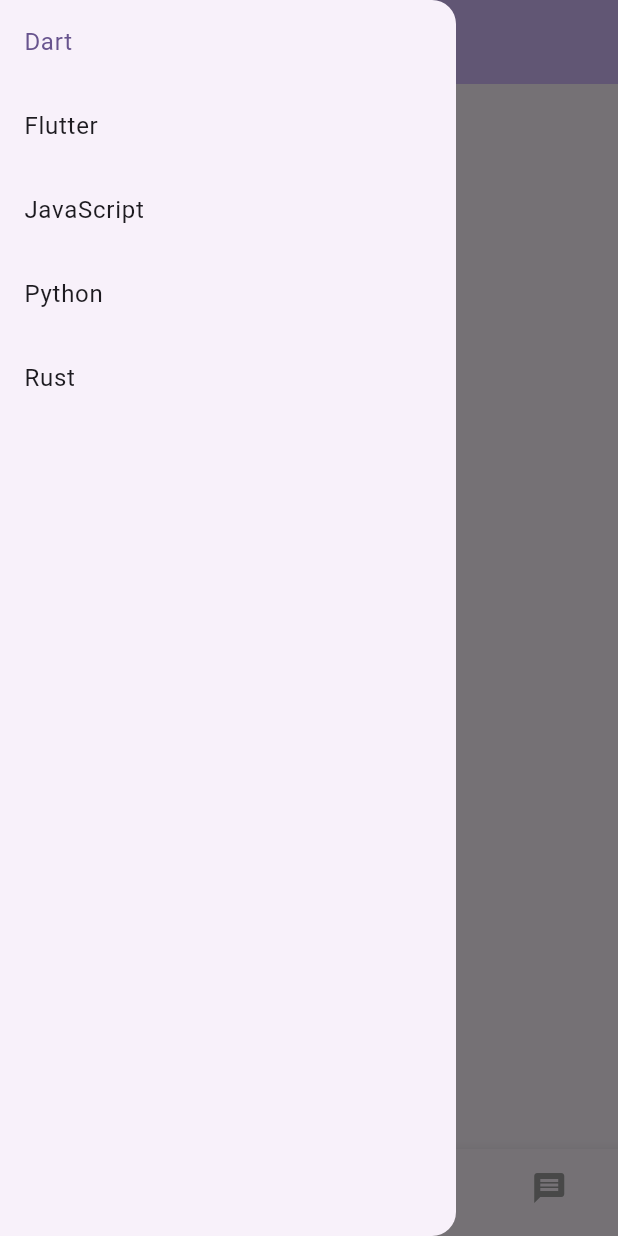
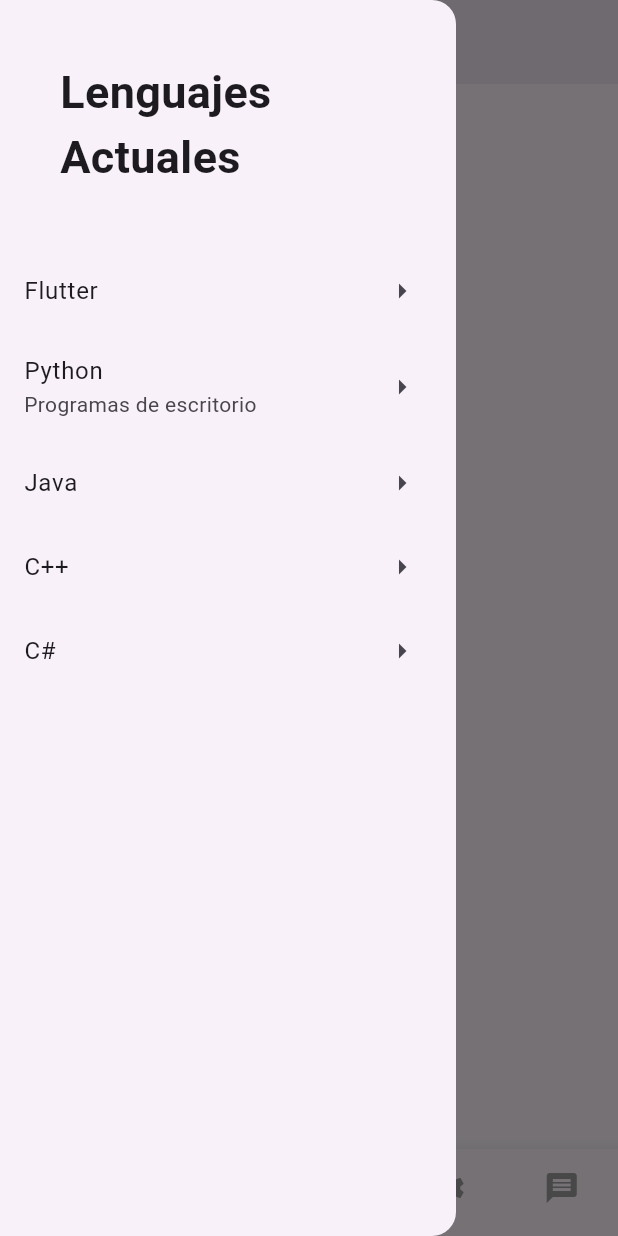
Before and after one commit to gabrielborja1421/codeCenter1, a Flutter app: the screen it shows after launch, with the side drawer open, on a phone screen of 412 x 824 dp. Run offline on Flutter 3.47's test engine with Material 3 defaults, Android fonts, the phone set to English and light mode, and no system bars; Roboto replaces fonts that are missing (Whisper).

Commit message:
version avance

```diff
--- a/lib/main.dart
+++ b/lib/main.dart
@@ -1,3 +1,4 @@
+import 'package:codecenter/pages/flutter_doc.dart';
 import 'package:flutter/material.dart';
 
 void main() {
@@ -5,14 +6,14 @@ void main() {
 }
 
 class MyApp extends StatelessWidget {
-  const MyApp({Key? key}) : super(key: key);
+  const MyApp({super.key});
 
   @override
   Widget build(BuildContext context) {
     return MaterialApp(
       title: 'CodeCenter',
       theme: ThemeData(
-        colorScheme: ColorScheme.fromSeed(seedColor: Colors.deepPurple),
+        colorScheme: ColorScheme.fromSeed(seedColor: Color.fromARGB(255, 103, 58, 183)),
         useMaterial3: true,
       ),
       home: const MyHomePage(title: 'CodeCenter'),
@@ -21,120 +22,18 @@ class MyApp extends StatelessWidget {
 }
 
 class MyHomePage extends StatefulWidget {
-  const MyHomePage({Key? key, required this.title}) : super(key: key);
+  const MyHomePage({super.key, required this.title});
   final String title;
 
   @override
   State<MyHomePage> createState() => _MyHomePageState();
 }
 
-class UsuarioView extends StatelessWidget {
+class _MyHomePageState extends State<MyHomePage> {
   @override
   Widget build(BuildContext context) {
-    return Center(child: Text('Vista de Usuario', style: Theme.of(context).textTheme.headline6));
+    return const FlutterDoc(home: Center(
+      child: Text('Bienvenido'),
+    ),);
   }
 }
-
-class NovedadesView extends StatelessWidget {
-  @override
-  Widget build(BuildContext context) {
-    return Center(child: Text('Vista de Novedades', style: Theme.of(context).textTheme.headline6));
-  }
-}
-
-class ConfiguracionView extends StatelessWidget {
-  @override
-  Widget build(BuildContext context) {
-    return Center(child: Text('Vista de Configuración', style: Theme.of(context).textTheme.headline6));
-  }
-}
-
-class MensajesView extends StatelessWidget {
-  @override
-  Widget build(BuildContext context) {
-    return Center(child: Text('Vista de Mensajes', style: Theme.of(context).textTheme.headline6));
-  }
-}
-
-class _MyHomePageState extends State<MyHomePage> {
-  int _selectedItemIndex = 0;
-  int _selectedIndex = 0; // Index para BottomNavigationBar
-
-  final Map<String, String> _items = {
-    'Dart': 'Dart es un lenguaje de programación optimizado para aplicaciones en múltiples plataformas. Es desarrollado por Google y es el lenguaje detrás de Flutter.',
-    'Flutter': 'Flutter es un SDK de código abierto de Google para la creación de interfaces de usuario de alta calidad para móviles, web y escritorio a partir de una base de código única.',
-    'JavaScript': 'JavaScript es un lenguaje de programación de alto nivel, interpretado y orientado a objetos, conocido por su uso en desarrollo web.',
-    'Python': 'Python es un lenguaje de programación de alto nivel, interpretado, de propósito general y con una filosofía de diseño que enfatiza la legibilidad del código.',
-    'Rust': 'Rust es un lenguaje de programación compilado, de propósito general, desarrollado por Mozilla. Está diseñado para ser seguro, concurrente y práctico.',
-    // Agrega más elementos según sea necesario
-  };
-
-  void _onSelectItem(int index) {
-    setState(() {
-      _selectedItemIndex = index;
-    });
-    Navigator.of(context).pop(); // Cierra el drawer
-  }
-
-  void _onItemTapped(int index) {
-    setState(() {
-      _selectedIndex = index;
-    });
-  }
-
-  @override
-  Widget build(BuildContext context) {
-    final List<Widget> _widgetOptions = [
-      UsuarioView(),
-      NovedadesView(),
-      ConfiguracionView(),
-      MensajesView(),
-    ];
-
-    return Scaffold(
-      appBar: AppBar(
-        title: Text(widget.title),
-        backgroundColor: Theme.of(context).colorScheme.inversePrimary,
-      ),
-      drawer: Drawer(
-        child: ListView.builder(
-          itemCount: _items.length,
-          itemBuilder: (context, index) {
-            String key = _items.keys.elementAt(index);
-            return ListTile(
-              title: Text(key),
-              selected: index == _selectedItemIndex,
-              onTap: () => _onSelectItem(index),
-            );
-          },
-        ),
-      ),
-      body: _widgetOptions.elementAt(_selectedIndex),
-      bottomNavigationBar: BottomNavigationBar(
-        items: const <BottomNavigationBarItem>[
-          BottomNavigationBarItem(
-            icon: Icon(Icons.person),
-            label: 'Usuario',
-          ),
-          BottomNavigationBarItem(
-            icon: Icon(Icons.new_releases),
-            label: 'Novedades',
-          ),
-          BottomNavigationBarItem(
-            icon: Icon(Icons.settings),
-            label: 'Configuración',
-          ),
-          BottomNavigationBarItem(
-            icon: Icon(Icons.message),
-            label: 'Mensajes',
-          ),
-        ],
-        currentIndex: _selectedIndex,
-        selectedItemColor: Colors.purpleAccent,
-        unselectedItemColor: Colors.grey,
-        backgroundColor: Colors.deepPurple,
-        onTap: _onItemTapped,
-      ),
-    );
-  }
-}
--- /dev/null
+++ b/lib/pages/flutter_doc.dart
@@ -0,0 +1,98 @@
+import 'package:codecenter/pages/configuracion_page.dart';
+import 'package:codecenter/pages/mensajes_page.dart';
+import 'package:codecenter/pages/novedades_page.dart';
+import 'package:codecenter/pages/perfil_page.dart';
+import 'package:codecenter/widget/drawer_custom.dart';
+import 'package:flutter/material.dart';
+
+class FlutterDoc extends StatefulWidget {
+  const FlutterDoc({
+    super.key,
+    required this.home,
+  });
+  final Widget home;
+
+  @override
+  State<FlutterDoc> createState() => _FlutterDocState();
+}
+
+class _FlutterDocState extends State<FlutterDoc> {
+  int indexPage = 0;
+  String titleAppBar = "Documentacion";
+  List<Widget> listWidget = [
+    const Center(),
+    const PerfilView(),
+    NovedadesView(),
+    const ConfiguracionView(),
+    const MensajesView(),
+  ];
+  @override
+  Widget build(BuildContext context) {
+    void onItemTapped(int index) {
+      String? titleTemp;
+      switch (index) {
+        case 0:
+          titleTemp = "Doc";
+          break;
+        case 1:
+          titleTemp = "Perfil";
+        case 2:
+          titleTemp = "Novedades";
+        case 3:
+          titleTemp = "Configuracion";
+        case 4:
+          titleTemp = "Mensajes";
+        default:
+          titleTemp = "ERROR";
+      }
+      setState(() {
+        titleAppBar = titleTemp!;
+        indexPage = index;
+      });
+    }
+
+    return Scaffold(
+      appBar: AppBar(
+        title: Text(titleAppBar),
+        automaticallyImplyLeading: true,
+        elevation: 5,
+      ),
+      drawer: const DrawerCustom(),
+      body: indexPage == 0
+          ? widget.home
+          : IndexedStack(
+              index: indexPage,
+              children: listWidget,
+            ),
+      bottomNavigationBar: BottomNavigationBar(
+        items: const <BottomNavigationBarItem>[
+          BottomNavigationBarItem(
+            icon: Icon(Icons.home),
+            label: 'Home',
+          ),
+          BottomNavigationBarItem(
+            icon: Icon(Icons.person),
+            label: 'Usuario',
+          ),
+          BottomNavigationBarItem(
+            icon: Icon(Icons.new_releases),
+            label: 'Novedades',
+          ),
+          BottomNavigationBarItem(
+            icon: Icon(Icons.settings),
+            label: 'Configuración',
+          ),
+          BottomNavigationBarItem(
+            icon: Icon(Icons.message),
+            label: 'Mensajes',
+          ),
+        ],
+        currentIndex: indexPage,
+        selectedItemColor: Colors.purpleAccent,
+        unselectedItemColor: Colors.grey,
+        backgroundColor: Colors.deepPurple,
+        onTap: onItemTapped,
+      ),
+    );
+  }
+}
--- /dev/null
+++ b/lib/widget/drawer_custom.dart
@@ -0,0 +1,128 @@
+import 'package:codecenter/articulos/flutter_class.dart';
+import 'package:codecenter/pages/flutter_doc.dart';
+import 'package:flutter/material.dart';
+
+class DrawerCustom extends StatelessWidget {
+  const DrawerCustom({super.key});
+
+  @override
+  Widget build(BuildContext context) {
+    return Drawer(
+      child: Column(
+        children: [
+          Container(
+            padding: const EdgeInsets.all(40.0),
+            child: const Text(
+              "Lenguajes Actuales",
+              style: TextStyle(
+                  fontSize: 30,
+                  fontFamily: 'Whisper',
+                  fontWeight: FontWeight.bold),
+            ),
+          ),
+          optionCardsDrawer(
+            context: context,
+            title: 'Flutter',
+            onTap: () {
+              Navigator.push(
+                context,
+                MaterialPageRoute(
+                  builder: (context) => const FlutterDoc(
+                    home: FlutterClass(),
+                  ),
+                ),
+              );
+            },
+          ),
+          optionCardsDrawer(
+            context: context,
+            title: 'Python',
+            subttitle: 'Programas de escritorio',
+            onTap: () {
+              Navigator.push(
+                context,
+                MaterialPageRoute(
+                  builder: (context) => const FlutterDoc(
+                    home: Center(
+                      child: Text('Hola, soy la pagina de Python'),
+                    ),
+                  ),
+                ),
+              );
+            },
+          ),
+          optionCardsDrawer(
+            context: context,
+            title: 'Java',
+            onTap: () {
+              Navigator.push(
+                context,
+                MaterialPageRoute(
+                  builder: (context) => const FlutterDoc(
+                    home: Center(
+                      child: Text('Hola, soy la pagina de Java'),
+                    ),
+                  ),
+                ),
+              );
+            },
+          ),
+          optionCardsDrawer(
+            context: context,
+            title: 'C++',
+            onTap: () {
+              Navigator.push(
+                  context,
+                  MaterialPageRoute(
+                    builder: (context) => FlutterDoc(
+                      home: ListView(children: [
+                        Container(
+                          padding: const EdgeInsets.all(5.0),
+                          child: Image.network(
+                              "https://www.mashfrog.com/sites/default/files/2023-02/1920x1080_cover_B%20%281%29.png"),
+                        ),
+                      ]),
+                    ),
+                  ));
+            },
+          ),
+          optionCardsDrawer(
+            context: context,
+            title: 'C#',
+            onTap: () {
+              Navigator.push(
+                  context,
+                  MaterialPageRoute(
+                    builder: (context) => FlutterDoc(
+                      home: ListView(children: [
+                        Container(
+                          padding: const EdgeInsets.all(5.0),
+                          child: Image.network(
+                              "https://www.mashfrog.com/sites/default/files/2023-02/1920x1080_cover_B%20%281%29.png"),
+                        ),
+                      ]),
+                    ),
+                  ));
+            },
+          ),
+        ],
+      ),
+    );
+  }
+
+  GestureDetector optionCardsDrawer({
+    required BuildContext context,
+    required String title,
+    required void Function() onTap,
+    String? subttitle,
+  }) {
+    return GestureDetector(
+      onTap: onTap,
+      child: ListTile(
+        title: Text(title),
+        subtitle: subttitle == null ? null : Text(subttitle),
+        trailing: const Icon(Icons.arrow_right),
+      ),
+    );
+  }
+}
```
Also changed, not shown: lib/articulos/flutter_class.dart (added, +77 -0 lines), lib/pages/configuracion_page.dart (added, +63 -0 lines), lib/pages/formulario_page.dart (added, +13 -0 lines), lib/pages/home_page.dart (added, +13 -0 lines), lib/pages/login_page.dart (added, +13 -0 lines), lib/pages/mensajes_page.dart (added, +43 -0 lines), lib/pages/novedades_page.dart (added, +72 -0 lines), lib/pages/perfil_page.dart (added, +57 -0 lines), lib/pages/register_page.dart (added, +13 -0 lines), pubspec.yaml (+10 -31 lines), assets/fonts/Whisper-Regular.ttf (added), assets/images/Csharp_Logo.png (added), assets/images/logo_android.png (added).
